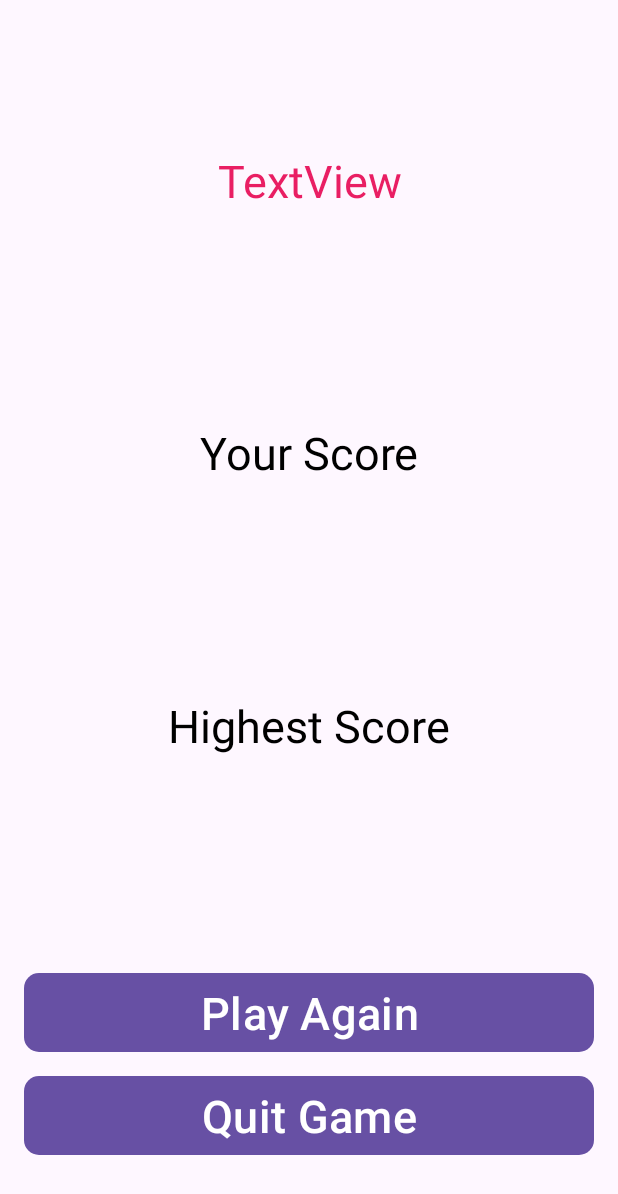
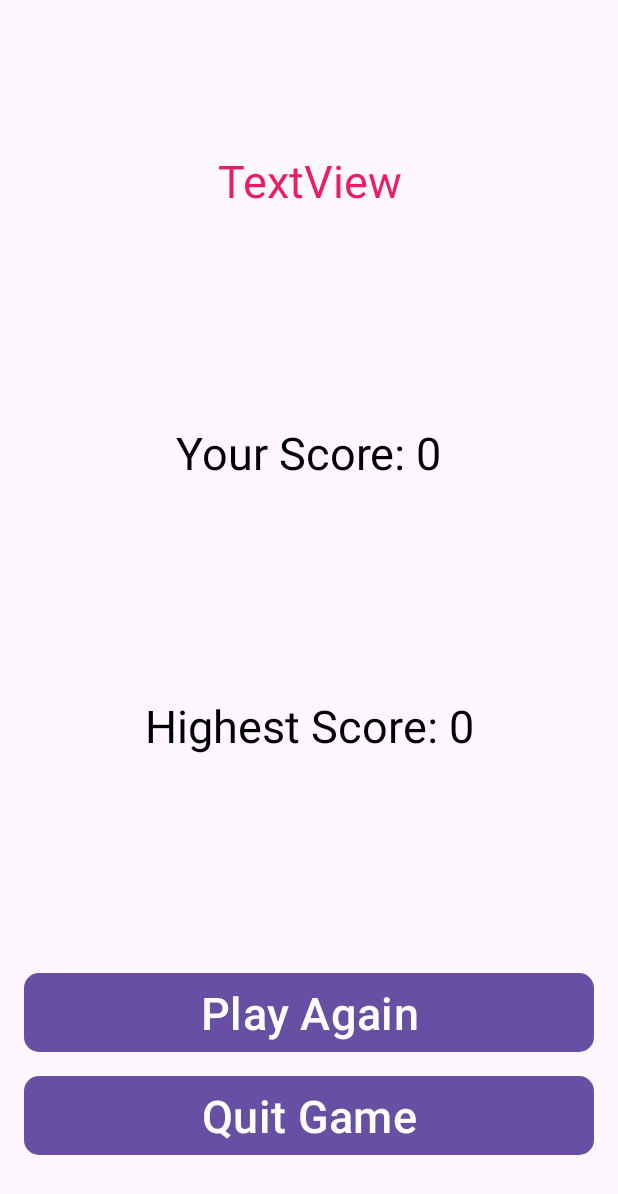
Before and after one commit to BernadetteWerneke/BalloonPopping, an Android app: the ResultActivity screen opened directly, with no data from a screen before it, on a phone screen of 412 x 824 dp. Shown: the top 1194 px of the screen. Run offline under Robolectric (Android 15) with nearby library versions, the phone set to English and light mode, and no system bars.

Commit message:
saving the highest score

```diff
--- a/app/src/main/java/com/appperfektion/balloonpopping/MainActivity.kt
+++ b/app/src/main/java/com/appperfektion/balloonpopping/MainActivity.kt
@@ -74,7 +74,9 @@ class MainActivity : AppCompatActivity() {
 
                     override fun onFinish() {
                         val intent = Intent(this@MainActivity,ResultActivity::class.java)
+                        intent.putExtra("score", score)
                         startActivity(intent)
+                        finish()        //remove intent from backstack
                     }
                 }.start()
             }
--- a/app/src/main/java/com/appperfektion/balloonpopping/ResultActivity.kt
+++ b/app/src/main/java/com/appperfektion/balloonpopping/ResultActivity.kt
@@ -1,5 +1,7 @@
 package com.appperfektion.balloonpopping
 
+import android.content.Context
+import android.content.SharedPreferences
 import android.os.Bundle
 import androidx.appcompat.app.AppCompatActivity
 import com.appperfektion.balloonpopping.databinding.ActivityResultBinding
@@ -7,11 +9,24 @@ import com.appperfektion.balloonpopping.databinding.ActivityResultBinding
 class ResultActivity : AppCompatActivity() {
 
     lateinit var resultBinding: ActivityResultBinding
+    lateinit var sharedPreferences: SharedPreferences //to store score
 
     override fun onCreate(savedInstanceState: Bundle?) {
         super.onCreate(savedInstanceState)
         resultBinding = ActivityResultBinding.inflate(layoutInflater)
         setContentView(resultBinding.root)
 
+        val myScore = intent.getIntExtra("score", 0)
+        resultBinding.textViewMyScore.text = "Your Score: $myScore"
+
+        sharedPreferences = this.getSharedPreferences("Score", Context.MODE_PRIVATE)
+        val highestScore = sharedPreferences.getInt("highestScore", 0)
+
+            if (myScore >= highestScore){
+                sharedPreferences.edit().putInt("highestScore", myScore).apply()        //save the score
+                resultBinding.textViewHighestScore.text = "Highest Score: $myScore"
+            } else {
+                resultBinding.textViewHighestScore.text = "Highest Score: $highestScore"
+            }
     }
 }
```
